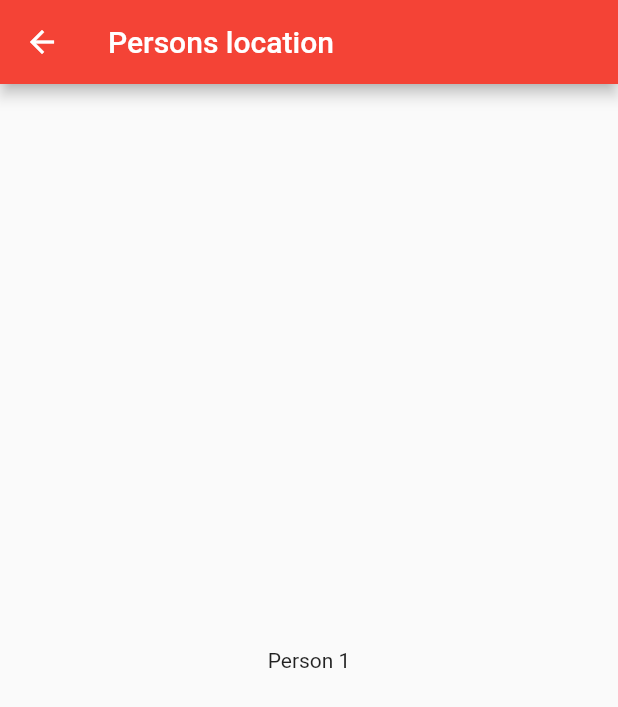
After one commit to Appnroll/office-app, a Flutter app: the Geolocation screen opened directly, after a tap on "Who is in the office?", on a phone screen of 412 x 824 dp. The commit adds this screen. Shown: the top 707 px of the screen. Run offline on Flutter 3.47's test engine with Material 2 defaults, Android fonts, the phone set to English and light mode, and no system bars.

Commit message:
Add persons location screen

```diff
--- a/lib/geo/geolocation.dart
+++ b/lib/geo/geolocation.dart
@@ -1,4 +1,5 @@
 import 'package:flutter/material.dart';
+import 'package:office_app/geo/personslocation.dart';
 
 class Geolocation extends StatelessWidget {
   @override
@@ -9,9 +10,12 @@ class Geolocation extends StatelessWidget {
       ),
       body: Center(
         child: RaisedButton(
-          child: Text('Main screen'),
+          child: Text('Who is in the office?'),
           onPressed: () {
-            Navigator.pop(context);
+            Navigator.push(
+                context,
+                MaterialPageRoute(builder: (context) => PersonsLocation())
+            );
           },
         ),
       ),
--- /dev/null
+++ b/lib/geo/personslocation.dart
@@ -0,0 +1,15 @@
+import 'package:flutter/material.dart';
+
+class PersonsLocation extends StatelessWidget {
+  @override
+  Widget build(BuildContext context) {
+    return Scaffold(
+      appBar: AppBar(
+        title: Text('Persons location'),
+      ),
+      body: Center(
+        child: Text('Person 1')
+      ),
+    );
+  }
+}
```
